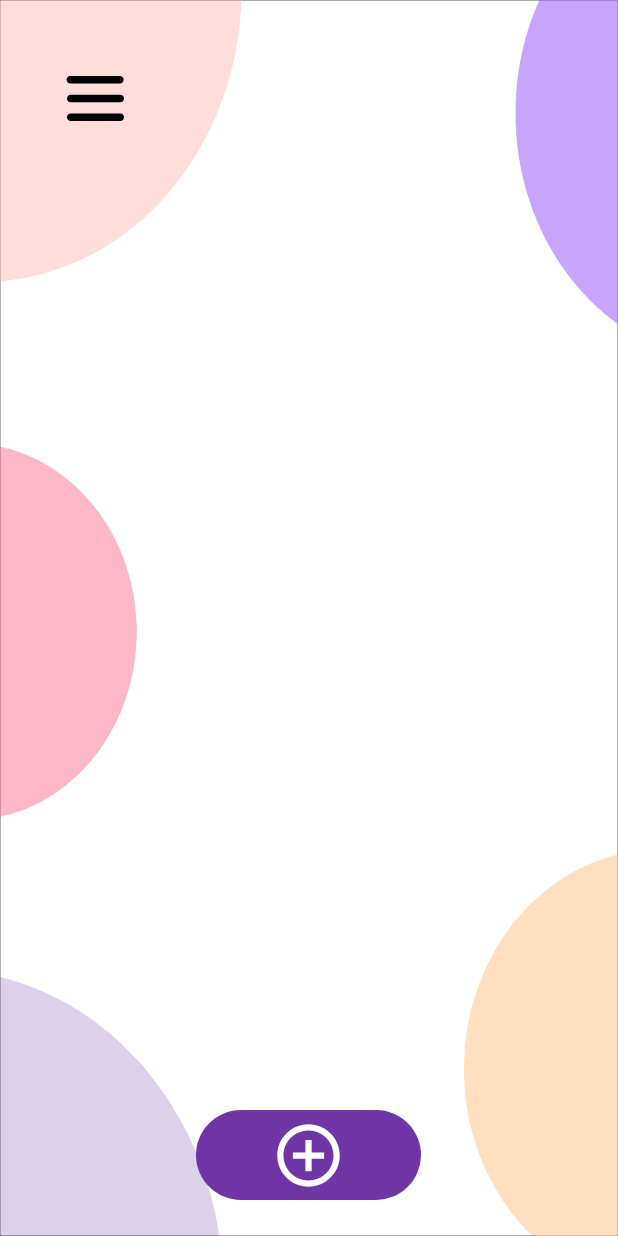
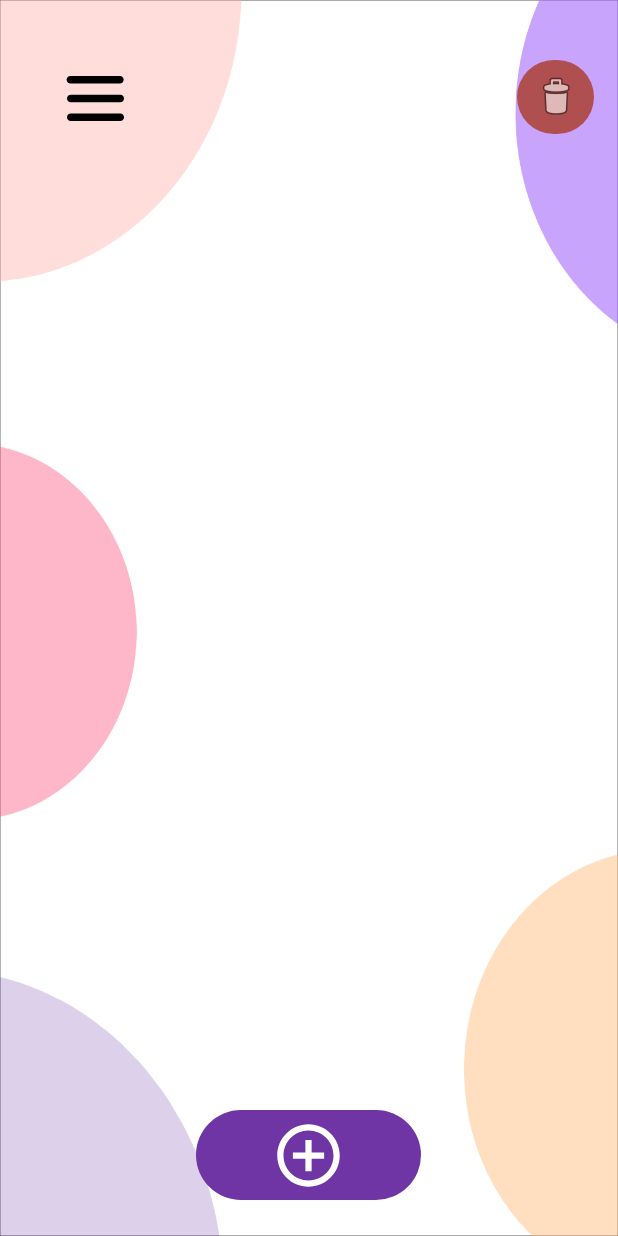
Before and after one commit to matiasalt/BrainList33, an Android app: the Lists screen opened directly, with no data from a screen before it, on a phone screen of 412 x 824 dp. Run offline under Robolectric (Android 15) with nearby library versions, the phone set to English and light mode, and no system bars; our stand-ins replace Firebase (no records; nobody signed in at launch, a user with empty details on screens opened directly); 1 statement that could not run was skipped.

Commit message:
13/6/24 Registro

```diff
--- a/app/src/main/java/com/matiasd/brainlist3/Lists.kt
+++ b/app/src/main/java/com/matiasd/brainlist3/Lists.kt
@@ -30,6 +30,8 @@ import com.google.firebase.ktx.Firebase
 class Lists : AppCompatActivity(), NavigationView.OnNavigationItemSelectedListener {
     private lateinit var auth: FirebaseAuth
     private lateinit var listdb: DBLists
+    private lateinit var listbuttondb: DBListButton
+
     @SuppressLint("MissingInflatedId")
     override fun onCreate(savedInstanceState: Bundle?) {
         super.onCreate(savedInstanceState)
@@ -72,6 +74,7 @@ class Lists : AppCompatActivity(), NavigationView.OnNavigationItemSelectedListen
         // Por ejemplo, mostrarlo en un TextView
         val textView = findViewById<TextView>(R.id.tVTitle)
         textView.text = nombreLista
+
 
         listdb = DBLists(this)
         val dataList = listdb.getDataFromSQLite(userId, nombreLista) // Función que obtiene los datos de la base de datos
@@ -134,7 +137,21 @@ class Lists : AppCompatActivity(), NavigationView.OnNavigationItemSelectedListen
         //background
         findViewById<View>(android.R.id.content).setBackgroundResource(R.drawable.listas)
 
-
+        listbuttondb = DBListButton(this)
+        //DELETE BOTON
+        val btnDeleteList = findViewById<ImageButton>(R.id.btnDeleteList)
+        btnDeleteList.setOnClickListener {
+            // Aquí puedes eliminar la lista usando su nombre (nombreLista)
+            // Por ejemplo, puedes llamar a una función que elimine la lista de tu base de datos
+            // Aquí asumimos que tienes una función en tu base de datos (listdb) que elimina la lista
+            listbuttondb.deleteList(userId, nombreLista)
+            listdb.deleteList(userId, nombreLista)
+            // Después de eliminar la lista, puedes regresar a la actividad anterior o realizar cualquier otra acción
+            val intent = Intent(this, MainMenu::class.java)
+            startActivity(intent)
+            finish() // Termina esta actividad para evitar que el usuario vuelva a ella usando el botón "Atrás"
+        }
+        //DELETE BOTON
     }
 
     @Deprecated("Deprecated in Java")
--- a/app/src/main/res/drawable/button_delete.xml
+++ b/app/src/main/res/drawable/button_delete.xml
@@ -1,6 +1,6 @@
 <?xml version="1.0" encoding="utf-8"?>
 <shape xmlns:android="http://schemas.android.com/apk/res/android">
     <corners android:radius="1000dp"/>
-    <solid android:color="#feb6c9"/>
+    <solid android:color="#af4f4f"/>
 
 </shape>
--- a/app/src/main/res/layout/activity_lists.xml
+++ b/app/src/main/res/layout/activity_lists.xml
@@ -90,6 +90,20 @@
             app:layout_constraintTop_toBottomOf="@+id/tVTitle"
             app:layout_constraintVertical_bias="1.0" />
 
+        <ImageButton
+            android:id="@+id/btnDeleteList"
+            android:layout_width="51dp"
+            android:layout_height="49dp"
+            android:layout_marginTop="40dp"
+
+            android:background="@drawable/button_delete"
+            app:layout_constraintEnd_toEndOf="parent"
+            app:layout_constraintHorizontal_bias="0.955"
+            app:layout_constraintStart_toStartOf="parent"
+            app:layout_constraintTop_toTopOf="parent"
+            app:srcCompat="@android:drawable/ic_menu_delete" />
+
+
     </androidx.constraintlayout.widget.ConstraintLayout>
 
 </androidx.drawerlayout.widget.DrawerLayout>
--- a/app/src/main/res/values/strings.xml
+++ b/app/src/main/res/values/strings.xml
@@ -33,4 +33,5 @@
     <string name="navigation_drawer_close">Close Navigation Drawer</string>
     <string name="perfil">Perfil</string>
     <string name="borrar" />
+    <string name="elegir_categoria">Elegir Categoria:</string>
 </resources>
```
Also changed, not shown: app/src/main/java/com/matiasd/brainlist3/DBListButton.kt (+8 -0 lines), app/src/main/java/com/matiasd/brainlist3/DBLists.kt (+14 -0 lines), app/src/main/res/layout/activity_add_list.xml (+4 -4 lines).
